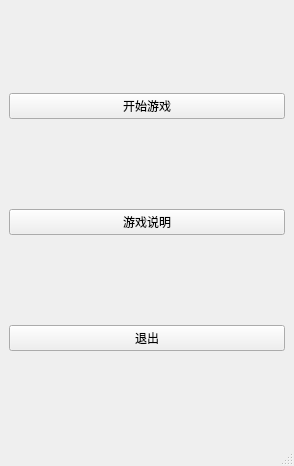
Old version of the form welcome.ui in the repository dadadabigbrid/PlaneGame.
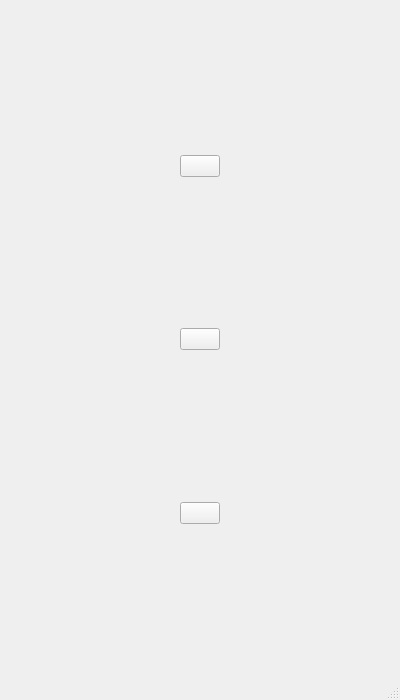
New version of the form.

Patch:
```diff
--- a/welcome.ui
+++ b/welcome.ui
@@ -6,8 +6,8 @@
    <rect>
     <x>0</x>
     <y>0</y>
-    <width>294</width>
-    <height>466</height>
+    <width>400</width>
+    <height>700</height>
    </rect>
   </property>
   <property name="windowTitle">
@@ -15,27 +15,157 @@
   </property>
   <widget class="QWidget" name="centralwidget">
    <layout class="QGridLayout" name="gridLayout">
-    <item row="1" column="0">
+    <item row="6" column="1">
+     <spacer name="verticalSpacer_4">
+      <property name="orientation">
+       <enum>Qt::Vertical</enum>
+      </property>
+      <property name="sizeHint" stdset="0">
+       <size>
+        <width>20</width>
+        <height>40</height>
+       </size>
+      </property>
+     </spacer>
+    </item>
+    <item row="0" column="1">
+     <spacer name="verticalSpacer_2">
+      <property name="orientation">
+       <enum>Qt::Vertical</enum>
+      </property>
+      <property name="sizeHint" stdset="0">
+       <size>
+        <width>20</width>
+        <height>40</height>
+       </size>
+      </property>
+     </spacer>
+    </item>
+    <item row="3" column="1">
      <widget class="QPushButton" name="pushButton">
       <property name="text">
-       <string>游戏说明</string>
+       <string/>
       </property>
      </widget>
     </item>
-    <item row="0" column="0">
-     <widget class="QPushButton" name="btn_start">
-      <property name="text">
-       <string>开始游戏</string>
+    <item row="2" column="1">
+     <spacer name="verticalSpacer">
+      <property name="orientation">
+       <enum>Qt::Vertical</enum>
       </property>
-     </widget>
+      <property name="sizeHint" stdset="0">
+       <size>
+        <width>20</width>
+        <height>40</height>
+       </size>
+      </property>
+     </spacer>
     </item>
-    <item row="2" column="0">
+    <item row="5" column="1">
      <widget class="QPushButton" name="btn_exit">
       <property name="text">
-       <string>退出</string>
+       <string/>
       </property>
      </widget>
     </item>
+    <item row="1" column="0">
+     <spacer name="horizontalSpacer">
+      <property name="orientation">
+       <enum>Qt::Horizontal</enum>
+      </property>
+      <property name="sizeHint" stdset="0">
+       <size>
+        <width>40</width>
+        <height>20</height>
+       </size>
+      </property>
+     </spacer>
+    </item>
+    <item row="1" column="1">
+     <widget class="QPushButton" name="btn_start">
+      <property name="text">
+       <string/>
+      </property>
+     </widget>
+    </item>
+    <item row="4" column="1">
+     <spacer name="verticalSpacer_3">
+      <property name="orientation">
+       <enum>Qt::Vertical</enum>
+      </property>
+      <property name="sizeHint" stdset="0">
+       <size>
+        <width>20</width>
+        <height>40</height>
+       </size>
+      </property>
+     </spacer>
+    </item>
+    <item row="1" column="2">
+     <spacer name="horizontalSpacer_2">
+      <property name="orientation">
+       <enum>Qt::Horizontal</enum>
+      </property>
+      <property name="sizeHint" stdset="0">
+       <size>
+        <width>40</width>
+        <height>20</height>
+       </size>
+      </property>
+     </spacer>
+    </item>
+    <item row="3" column="0">
+     <spacer name="horizontalSpacer_3">
+      <property name="orientation">
+       <enum>Qt::Horizontal</enum>
+      </property>
+      <property name="sizeHint" stdset="0">
+       <size>
+        <width>40</width>
+        <height>20</height>
+       </size>
+      </property>
+     </spacer>
+    </item>
+    <item row="3" column="2">
+     <spacer name="horizontalSpacer_4">
+      <property name="orientation">
+       <enum>Qt::Horizontal</enum>
+      </property>
+      <property name="sizeHint" stdset="0">
+       <size>
+        <width>40</width>
+        <height>20</height>
+       </size>
+      </property>
+     </spacer>
+    </item>
+    <item row="5" column="0">
+     <spacer name="horizontalSpacer_5">
+      <property name="orientation">
+       <enum>Qt::Horizontal</enum>
+      </property>
+      <property name="sizeHint" stdset="0">
+       <size>
+        <width>40</width>
+        <height>20</height>
+       </size>
+      </property>
+     </spacer>
+    </item>
+    <item row="5" column="2">
+     <spacer name="horizontalSpacer_6">
+      <property name="orientation">
+       <enum>Qt::Horizontal</enum>
+      </property>
+      <property name="sizeHint" stdset="0">
+       <size>
+        <width>40</width>
+        <height>20</height>
+       </size>
+      </property>
+     </spacer>
+    </item>
    </layout>
   </widget>
   <widget class="QMenuBar" name="menubar">
```
Left out of the diff: 2 changed lines with no effect on the pictures.
